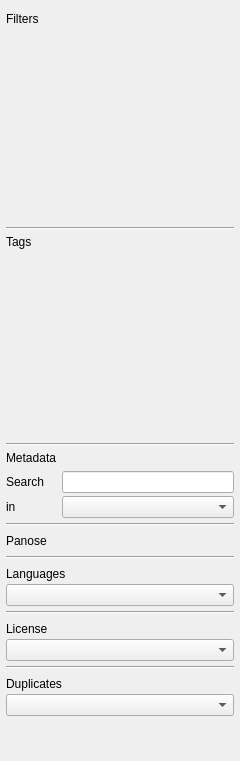
Above: src/filterbar.ui from eniac111/fontmatrix before the change. Below: the same form after it.
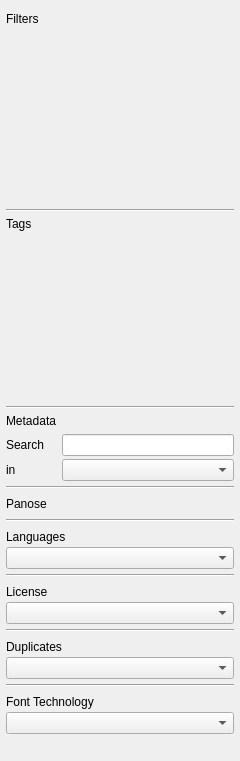
That is the form after the change. Custom widgets are drawn as their Qt base class.

Commit message: Filter the list by font technology: variable and colour fonts

```diff
--- a/src/filterbar.ui
+++ b/src/filterbar.ui
@@ -20,7 +20,7 @@
    <property name="spacing">
     <number>2</number>
    </property>
-   <item row="21" column="0">
+   <item row="23" column="0">
     <spacer name="verticalSpacer">
      <property name="orientation">
       <enum>Qt::Vertical</enum>
@@ -617,6 +617,69 @@
      </item>
     </layout>
    </item>
+   <item row="21" column="0">
+    <widget class="Line" name="line_8">
+     <property name="orientation">
+      <enum>Qt::Horizontal</enum>
+     </property>
+    </widget>
+   </item>
+   <item row="22" column="0">
+    <layout class="QVBoxLayout" name="verticalLayout_9">
+     <property name="spacing">
+      <number>0</number>
+     </property>
+     <property name="topMargin">
+      <number>3</number>
+     </property>
+     <property name="bottomMargin">
+      <number>3</number>
+     </property>
+     <item>
+      <layout class="QHBoxLayout" name="horizontalLayout_8">
+       <item>
+        <widget class="OpenCloseArrow" name="kindArrow">
+         <property name="text">
+          <string comment="@action:button">Font Technology</string>
+         </property>
+        </widget>
+       </item>
+       <item>
+        <spacer name="horizontalSpacer_8">
+         <property name="orientation">
+          <enum>Qt::Horizontal</enum>
+         </property>
+         <property name="sizeHint" stdset="0">
+          <size>
+           <width>40</width>
+           <height>20</height>
+          </size>
+         </property>
+        </spacer>
+       </item>
+      </layout>
+     </item>
+     <item>
+      <widget class="QWidget" name="kindBox" native="true">
+       <layout class="QGridLayout" name="gridLayout_12">
+        <property name="margin">
+         <number>0</number>
+        </property>
+        <property name="spacing">
+         <number>0</number>
+        </property>
+        <item row="0" column="0">
+         <widget class="QComboBox" name="kindCombo">
+          <property name="toolTip">
+           <string comment="@info:tooltip">Variable fonts, whose design moves along axes, and colour fonts, whose glyphs carry their own colours. Each font is opened once the first time.</string>
+          </property>
+         </widget>
+        </item>
+       </layout>
+      </widget>
+     </item>
+    </layout>
+   </item>
    <item row="10" column="0">
     <widget class="Line" name="line_3">
      <property name="orientation">
```
The commit also changes 26 other files.
